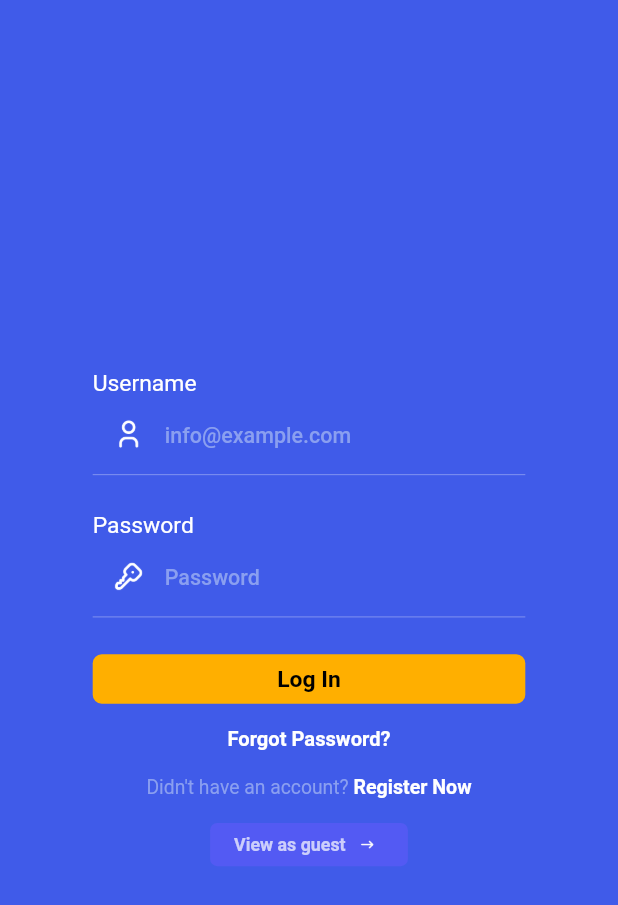
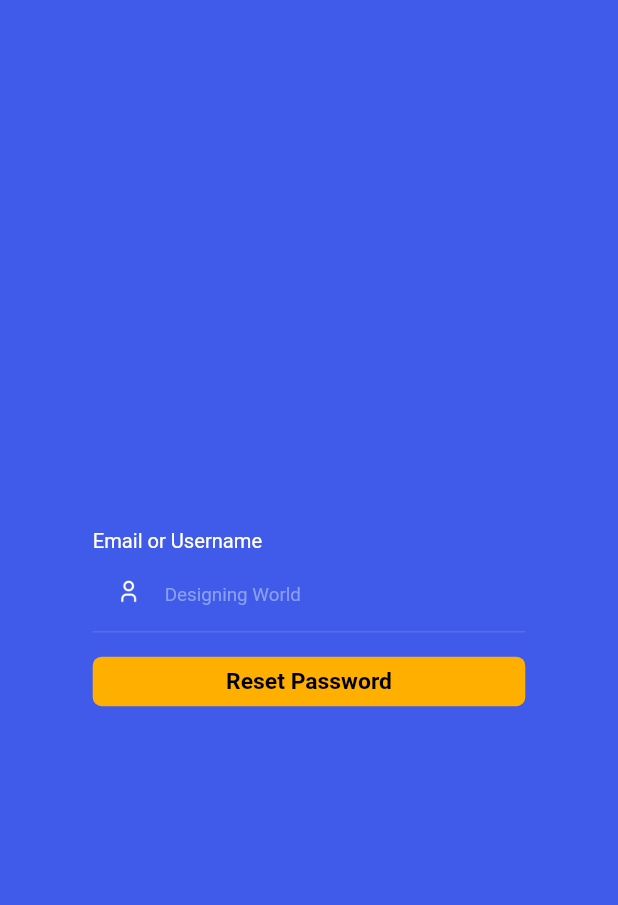
Before and after one commit to Alaminpk05/Suha, a Flutter app: the Login screen opened directly, after a tap on "Forgot Password?", on a phone screen of 412 x 824 dp. Shown: the top 905 px of the screen. Run offline on Flutter 3.47's test engine with Material 3 defaults, Android fonts, the light colour scheme and no system bars; our stand-ins replace badges, percent_indicator, responsive_sizer, smooth_page_indicator.

Commit message:
break time

```diff
--- /dev/null
+++ b/lib/features/authentication/login/forgot.dart
@@ -0,0 +1,49 @@
+import 'package:flutter/material.dart';
+import 'package:responsive_sizer/responsive_sizer.dart';
+import 'package:shuhaui/features/authentication/login/login.dart';
+import 'package:shuhaui/features/bottom_nav_bar/tabapges.dart';
+import 'package:shuhaui/utils/global_widgets/authtextfield.dart';
+import 'package:shuhaui/utils/global_widgets/elevated_text_button.dart';
+import 'package:shuhaui/utils/respnsive_helper.dart';
+
+class ForgotPassword extends StatefulWidget {
+  const ForgotPassword({super.key});
+
+  @override
+  State<ForgotPassword> createState() => _ForgotPasswordState();
+}
+
+class _ForgotPasswordState extends State<ForgotPassword> {
+  @override
+  Widget build(BuildContext context) {
+    var mobile = ResponsiveHelper.isMobile(context);
+    return Scaffold(
+      backgroundColor: const Color.fromRGBO(64, 91, 233, 1),
+      body: Column(
+        mainAxisAlignment: MainAxisAlignment.center,
+        children: [
+          const TextFieldWidget(
+              labeltext: 'Email or Username',
+              hindtext: 'Designing World',
+              pefefiximage: 'assets/user.png'),
+          SizedBox(height: 2.h),
+          ElevatedTextButton(
+            text: 'Reset Password',
+            fontsize: 16.sp,
+            fontWeight: FontWeight.w600,
+            height: mobile ? 4.h : 4.5.h,
+            width: mobile ? 70.w : 60.w,
+            radius: 10.sp,
+            textcolor: Colors.black,
+            buttoncolor: const Color.fromRGBO(255, 175, 0, 1),
+            elevation: 0.0,
+            ontap: () {
+              Navigator.push(context,
+                  MaterialPageRoute(builder: (cxt) => const Login()));
+            },
+          ),
+        ],
+      ),
+    );
+  }
+}
--- a/lib/features/authentication/login/login.dart
+++ b/lib/features/authentication/login/login.dart
@@ -1,7 +1,9 @@
 import 'package:flutter/gestures.dart';
 import 'package:flutter/material.dart';
 import 'package:responsive_sizer/responsive_sizer.dart';
+import 'package:shuhaui/features/authentication/login/forgot.dart';
 import 'package:shuhaui/features/authentication/registration/registration.dart';
+import 'package:shuhaui/features/bottom_nav_bar/tabapges.dart';
 import 'package:shuhaui/features/home/Widgets/singlewidgets/textwidget.dart';
 import 'package:shuhaui/utils/global_widgets/authtextfield.dart';
 import 'package:shuhaui/utils/global_widgets/elevated_text_button.dart';
@@ -17,14 +19,14 @@ class Login extends StatefulWidget {
 class _LoginState extends State<Login> {
   @override
   Widget build(BuildContext context) {
-    var mobile= ResponsiveHelper.isMobile(context);
+    var mobile = ResponsiveHelper.isMobile(context);
     return Scaffold(
-      backgroundColor: Color.fromRGBO(64, 91, 233, 1),
+      backgroundColor: const Color.fromRGBO(64, 91, 233, 1),
       body: Column(
         crossAxisAlignment: CrossAxisAlignment.center,
         mainAxisAlignment: MainAxisAlignment.center,
         children: [
-          TextFieldWidget(
+          const TextFieldWidget(
             labeltext: 'Username',
             hindtext: 'info@example.com',
             pefefiximage: 'assets/user.png',
@@ -32,7 +34,7 @@ class _LoginState extends State<Login> {
           SizedBox(
             height: 3.h,
           ),
-          TextFieldWidget(
+          const TextFieldWidget(
             labeltext: 'Password',
             hindtext: 'Password',
             pefefiximage: 'assets/key.png',
@@ -44,31 +46,34 @@ class _LoginState extends State<Login> {
             text: 'Log In',
             fontsize: 16.sp,
             fontWeight: FontWeight.w600,
-            height: mobile?4.h:4.5.h,
-            width: mobile?70.w:60.w,
+            height: mobile ? 4.h : 4.5.h,
+            width: mobile ? 70.w : 60.w,
             radius: 10.sp,
             textcolor: Colors.black,
-            buttoncolor: Color.fromRGBO(255, 175, 0, 1), elevation: 0.0,
+            buttoncolor: const Color.fromRGBO(255, 175, 0, 1),
+            elevation: 0.0,
+            ontap: () {},
           ),
           TextButton(
-              onPressed: () {},
+              onPressed: () {
+                Navigator.push(
+                    context,
+                    MaterialPageRoute(
+                        builder: (context) => const ForgotPassword()));
+              },
               child: textwidget(
                   text: 'Forgot Password?',
-                  fontszie: 15.sp,
+                  fontszie: 14.8.sp,
                   fonweight: FontWeight.w700,
                   color: Colors.white)),
-
-
           RichText(
-              text: TextSpan(
-
-                  children: [
+              text: TextSpan(children: [
             TextSpan(
                 text: "Didn't have an account? ",
                 style: TextStyle(
                   fontWeight: FontWeight.w400,
                   fontSize: 14.7.sp,
-                      color: Color.fromRGBO(170, 188, 243, 0.7),
+                  color: const Color.fromRGBO(170, 188, 243, 0.7),
                 )),
             TextSpan(
                 text: "Register Now",
@@ -76,40 +81,54 @@ class _LoginState extends State<Login> {
                   fontWeight: FontWeight.w700,
                   fontSize: 14.8.sp,
                   color: Colors.white,
-                    ),recognizer: TapGestureRecognizer()..onTap=(){
-                      Navigator.push(context, MaterialPageRoute(builder: (c)=>Registration()));
-
+                ),
+                recognizer: TapGestureRecognizer()
+                  ..onTap = () {
+                    Navigator.push(
+                        context,
+                        MaterialPageRoute(
+                            builder: (c) => const Registration()));
                   })
           ])),
-          SizedBox(height:2.h,),
-          Container(
+          SizedBox(
+            height: 2.h,
+          ),
+          SizedBox(
             height: 3.5.h,
-            width: mobile?32.w:24.3.w,
+            width: mobile ? 32.w : 24.3.w,
             child: ElevatedButton(
-
-                onPressed: (){},
-
+                onPressed: () {},
                 style: ElevatedButton.styleFrom(
                     elevation: 0,
-                    backgroundColor: const Color.fromRGBO(88,90,245, 0.8),
-
-
-
-                    shape: RoundedRectangleBorder(borderRadius: BorderRadius.circular(9.sp))
+                    backgroundColor: const Color.fromRGBO(88, 90, 245, 0.8),
+                    shape: RoundedRectangleBorder(
+                        borderRadius: BorderRadius.circular(9.sp))),
+                child: GestureDetector(
+                  onTap: () {
+                    Navigator.push(
+                        context,
+                        MaterialPageRoute(
+                            builder: (context) => const Bottompage()));
+                  },
+                  child: Row(
+                    children: [
+                      textwidget(
+                          text: 'View as guest',
+                          fontszie: mobile ? 14.1.sp : 14.sp,
+                          fonweight: FontWeight.w700,
+                          color: Colors.white70),
+                      SizedBox(
+                        width: 2.w,
                       ),
-
-                child: Row(
-
-                  children: [
-                    textwidget(text: 'View as guest',
-                        fontszie: mobile?14.1.sp:14.sp, fonweight: FontWeight.w700,
-                        color:Colors.white70),
-                    SizedBox(width: 2.w,),
-                    Image.asset('assets/arrow-narrow-right.png',height: 3.h,width: 3.w,)
+                      Image.asset(
+                        'assets/arrow-narrow-right.png',
+                        height: 3.h,
+                        width: 3.w,
+                      )
                     ],
+                  ),
                 )),
           )
-
         ],
       ),
     );
--- a/lib/features/cart/cart_view.dart
+++ b/lib/features/cart/cart_view.dart
@@ -52,7 +52,7 @@ class CartView extends StatelessWidget {
                           height: mobile?3.5.h:3.1.h, width: mobile?24.9.w:17.w,
                             radius: mobile?10.sp:8.5.sp,
                           textcolor: const Color.fromRGBO(255, 255, 255, 0.98),
-                          buttoncolor:const Color.fromRGBO(98, 90, 250, 1), elevation: 2.0,)
+                          buttoncolor:const Color.fromRGBO(98, 90, 250, 1), elevation: 2.0, ontap: () {  },)
                     ],
                   ),
                 ),
--- a/lib/features/home/Widgets/singlewidgets/topproductswithcountdownCard.dart
+++ b/lib/features/home/Widgets/singlewidgets/topproductswithcountdownCard.dart
@@ -16,9 +16,7 @@ Widget topProductwithtime({
   required var mobile,
   required var tablet,
 }) {
-  return Flexible(
-
-    child: Container(
+  return Container(
     height: mobile ? 28.5.h : 22.h,
     width: mobile ? 45.w : 30.w,
     // margin: EdgeInsets.only(
@@ -175,6 +173,5 @@ Widget topProductwithtime({
         ),
       ],
     ),
-    ),
   );
 }
--- a/lib/main.dart
+++ b/lib/main.dart
@@ -1,6 +1,6 @@
 import 'package:flutter/material.dart';
 import 'package:responsive_sizer/responsive_sizer.dart';
-import 'package:shuhaui/features/bottom_nav_bar/tabapges.dart';
+import 'package:shuhaui/features/shop_grid.dart';
 import 'features/authentication/login/login.dart';
 
 void main() {
@@ -32,7 +32,7 @@ class MyApp extends StatelessWidget {
           useMaterial3: false,
         ),
         debugShowCheckedModeBanner: false,
-         home:const Tabapges(),
+         home:const ShopGrid(),
       );},
     );
   }
--- a/lib/utils/global_widgets/authtextfield.dart
+++ b/lib/utils/global_widgets/authtextfield.dart
@@ -28,7 +28,7 @@ class TextFieldWidget extends StatelessWidget {
             labeltext, // Label text
             style: TextStyle(
               color: Colors.white, // Label color
-              fontSize: 16.sp,
+              fontSize: 15.sp,
             ),
           ),
           SizedBox(height: 0.5.h), // Space between label and text field
@@ -36,12 +36,12 @@ class TextFieldWidget extends StatelessWidget {
             decoration: InputDecoration(
                 hintText: hindtext, // Hint text
                 hintStyle: TextStyle(
-                  fontWeight: FontWeight.w500,
-                  fontSize: mobile?15.5.sp:15.sp,
+                  fontWeight: FontWeight.w400,
+                  fontSize: mobile?14.5.sp:15.sp,
                   color: Color.fromRGBO(170, 188, 243, 0.7), // Hint text color
                 ),
                 prefixIcon: Padding(
-                  padding: EdgeInsets.fromLTRB(0, mobile?1.2.h:0.7.h, 0.w, mobile?2.h:1.h),
+                  padding: EdgeInsets.fromLTRB(0, mobile?1.5.h:0.7.h, 0.w, mobile?2.25.h:1.h),
                   child: Image.asset(
                     pefefiximage, // Custom image
                     width: mobile?0.w:3.5.w,
@@ -50,11 +50,11 @@ class TextFieldWidget extends StatelessWidget {
                 ),
                 enabledBorder: UnderlineInputBorder(
                   borderSide: BorderSide(
-                      width: 0.1.w,
+                      width: 0.05.w,
                       color: Colors.white54), // Border color when enabled
                 ),
                 focusedBorder: UnderlineInputBorder(
-                  borderSide: BorderSide(width: 0.1.w, color: Colors.white54),
+                  borderSide: BorderSide(width: 0.05.w, color: Colors.white54),
                 ),
                 border: InputBorder.none // Remove focus border
             ),
--- a/lib/utils/global_widgets/elevated_text_button.dart
+++ b/lib/utils/global_widgets/elevated_text_button.dart
@@ -1,17 +1,22 @@
+// ignore_for_file: public_member_api_docs, sort_constructors_first
 import 'package:flutter/material.dart';
 import 'package:shuhaui/features/home/Widgets/singlewidgets/textwidget.dart';
 
 class ElevatedTextButton extends StatelessWidget {
-  const ElevatedTextButton({
+   const ElevatedTextButton({
     super.key,
     required this.text,
+    required this.elevation,
     required this.fontsize,
     required this.fontWeight,
     required this.height,
-    required this.width, required this.radius,
-    required this.buttoncolor, required this.textcolor, required this.elevation,
+    required this.width,
+    required this.radius,
+    required this.buttoncolor,
+    required this.textcolor,
+    required this.ontap
   });
-
+   final void Function()? ontap;
   final String text;
   final double elevation;
   final double fontsize;
@@ -28,9 +33,7 @@ class ElevatedTextButton extends StatelessWidget {
       height: height,
       width: width,
       child: ElevatedButton(
-          onPressed: () {
-            // Handle button press
-          },
+          onPressed: ontap,
           style: ElevatedButton.styleFrom(
             elevation: elevation,
             backgroundColor: buttoncolor,
```
Also changed, not shown: lib/features/authentication/registration/registration.dart (+8 -9 lines), lib/features/bottom_nav_bar/tabapges.dart (+15 -14 lines), lib/features/shop_grid.dart (+76 -41 lines). Lines whose indentation alone changed are shown as unchanged.
